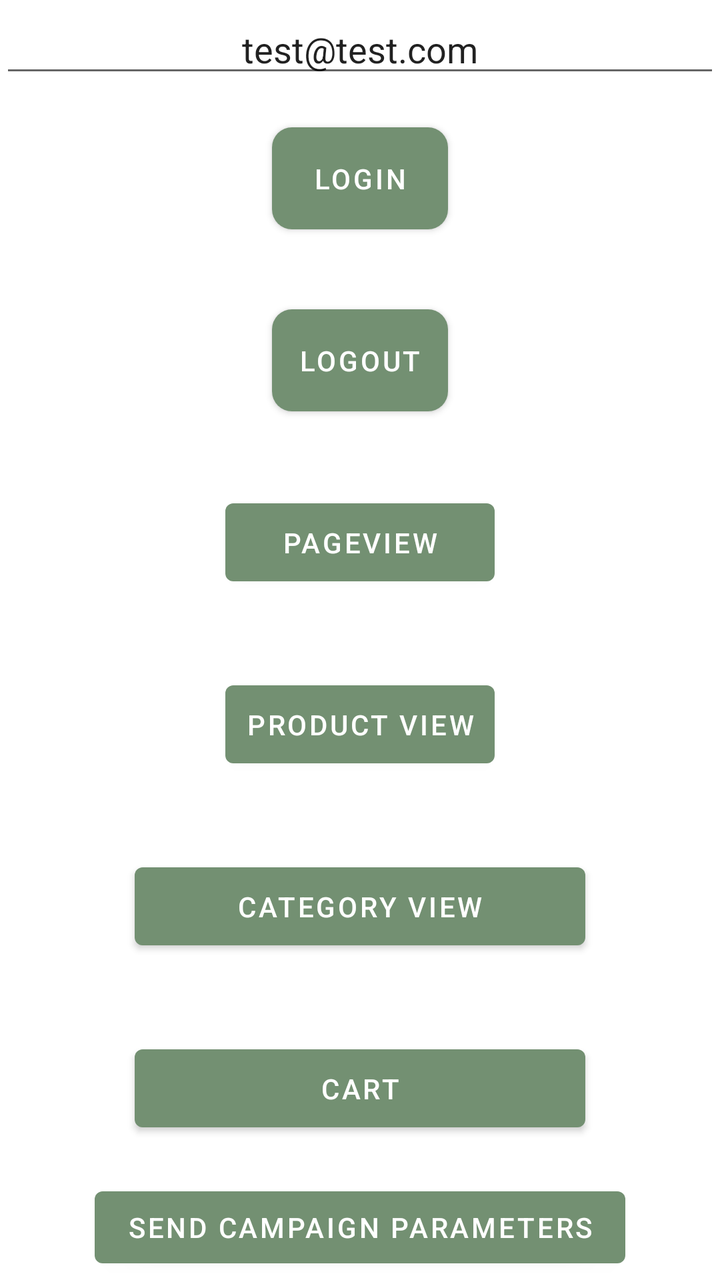
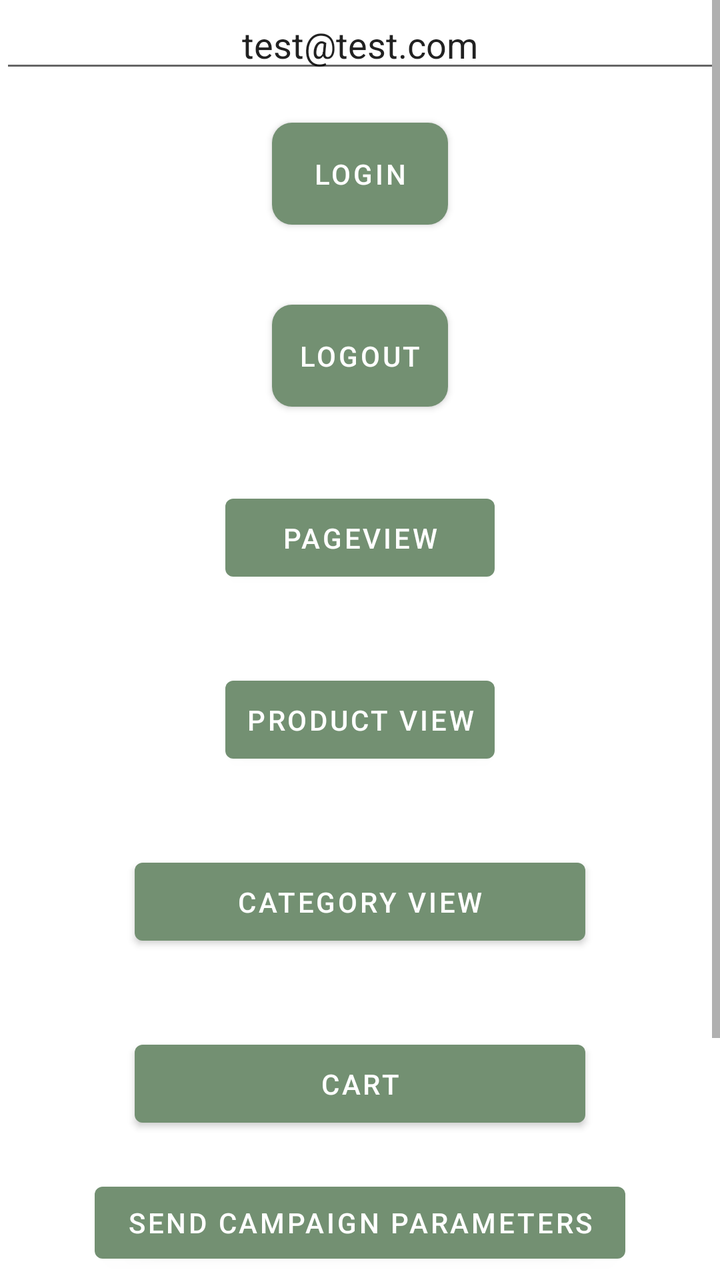

Two renders of the same Android screen: before a commit and after it. Below are the layout's source before the change and the commit's diff.
<!-- AndroidManifest.xml: application theme Theme.Googleexampleapp -->
<!-- res/layout/activity_event.xml -->
<?xml version="1.0" encoding="utf-8"?>
<LinearLayout xmlns:android="http://schemas.android.com/apk/res/android"
    android:layout_width="match_parent"
    android:layout_height="match_parent"
    android:gravity="center"
    android:orientation="vertical">

    <EditText
        android:id="@+id/tv_exvisitor_id"
        android:layout_width="match_parent"
        android:layout_height="wrap_content"
        android:gravity="center"
        android:text="test@test.com" />

    <Button
        android:id="@+id/btn_login"
        android:layout_width="wrap_content"
        android:layout_height="wrap_content"
        android:layout_margin="20dp"
        android:background="@drawable/rounded_corners_background"
        android:padding="10dp"
        android:text="Login" />


    <Button
        android:id="@+id/btn_logout"
        android:layout_width="wrap_content"
        android:layout_height="wrap_content"
        android:layout_margin="20dp"
        android:background="@drawable/rounded_corners_background"
        android:padding="10dp"
        android:text="Logout" />

    <TableLayout
        android:layout_width="wrap_content"
        android:layout_height="wrap_content" >

        <TableRow
            android:layout_width="wrap_content"
            android:layout_height="wrap_content" >

            <Button
                android:id="@+id/btn_pageview"
                android:layout_width="wrap_content"
                android:layout_height="wrap_content"
                android:layout_margin="20dp"
                android:padding="10dp"
                android:text="Pageview" />
        </TableRow>

        <TableRow
            android:layout_width="wrap_content"
            android:layout_height="wrap_content" >

            <Button
                android:id="@+id/btn_productview"
                android:layout_width="wrap_content"
                android:layout_height="wrap_content"
                android:layout_margin="20dp"
                android:padding="10dp"
                android:text="Product View" />
        </TableRow>
    </TableLayout>

    <TableLayout
        android:layout_width="wrap_content"
        android:layout_height="wrap_content" >

        <TableRow
            android:layout_width="wrap_content"
            android:layout_height="wrap_content" >

            <Button
                android:id="@+id/btn_categoryview"
                android:layout_width="wrap_content"
                android:layout_height="wrap_content"
                android:layout_margin="20dp"
                android:layout_weight="1"
                android:padding="10dp"
                android:text="Category View" />
        </TableRow>

        <TableRow
            android:layout_width="wrap_content"
            android:layout_height="wrap_content" >

            <Button
                android:id="@+id/btn_cart"
                android:layout_width="wrap_content"
                android:layout_height="wrap_content"
                android:layout_margin="20dp"
                android:padding="10dp"
                android:text="Cart" />
        </TableRow>
        <TableRow
            android:layout_width="match_parent"
            android:layout_height="match_parent" >

            <Button
                android:id="@+id/btn_sendcampaign"
                android:layout_width="wrap_content"
                android:layout_height="wrap_content"
                android:text="Send Campaign Parameters" />
        </TableRow>
    </TableLayout>


</LinearLayout>
<!-- resources referenced by this layout -->
<resources>
  <!-- drawable rounded_corners_background (drawable) -->
  <?xml version="1.0" encoding="utf-8"?>
  <shape xmlns:android="http://schemas.android.com/apk/res/android">
      <solid android:color="@color/design_default_color_primary" />
      <corners android:radius="30px" />
  </shape>
  <style name="Theme.Googleexampleapp" parent="Theme.MaterialComponents.DayNight.DarkActionBar">
          
          <item name="colorPrimary">@color/teal_700</item>
          <item name="colorPrimaryVariant">@color/white</item>
          <item name="colorOnPrimary">@color/white</item>
          
          <item name="colorSecondary">@color/teal_200</item>
          <item name="colorSecondaryVariant">@color/teal_700</item>
          <item name="colorOnSecondary">@color/black</item>
          
          <item name="android:statusBarColor" tools:targetApi="l">?attr/colorPrimaryVariant</item>
          
          <item name="android:windowOptOutEdgeToEdgeEnforcement" tools:targetApi="35">true</item>
          
      </style>
  <color name="teal_700">#739072</color>
  <color name="white">#FFFFFFFF</color>
  <color name="teal_200">#FF03DAC5</color>
  <color name="black">#FF000000</color>
</resources>

<!-- the commit's change to res/layout/activity_event.xml (unified diff, before → after) -->
@@ -1,108 +1,148 @@
 <?xml version="1.0" encoding="utf-8"?>
-<LinearLayout xmlns:android="http://schemas.android.com/apk/res/android"
+<ScrollView xmlns:android="http://schemas.android.com/apk/res/android"
     android:layout_width="match_parent"
     android:layout_height="match_parent"
-    android:gravity="center"
-    android:orientation="vertical">
+    android:fillViewport="true">
 
-    <EditText
-        android:id="@+id/tv_exvisitor_id"
+    <LinearLayout
         android:layout_width="match_parent"
         android:layout_height="wrap_content"
         android:gravity="center"
-        android:text="test@test.com" />
+        android:orientation="vertical">
 
-    <Button
-        android:id="@+id/btn_login"
-        android:layout_width="wrap_content"
-        android:layout_height="wrap_content"
-        android:layout_margin="20dp"
-        android:background="@drawable/rounded_corners_background"
-        android:padding="10dp"
-        android:text="Login" />
+        <EditText
+            android:id="@+id/tv_exvisitor_id"
+            android:layout_width="match_parent"
+            android:layout_height="wrap_content"
+            android:gravity="center"
+            android:text="test@test.com" />
+
+        <Button
+            android:id="@+id/btn_login"
+            android:layout_width="wrap_content"
+            android:layout_height="wrap_content"
+            android:layout_margin="20dp"
+            android:background="@drawable/rounded_corners_background"
+            android:padding="10dp"
+            android:text="Login" />
 
 
-    <Button
-        android:id="@+id/btn_logout"
-        android:layout_width="wrap_content"
-        android:layout_height="wrap_content"
-        android:layout_margin="20dp"
-        android:background="@drawable/rounded_corners_background"
-        android:padding="10dp"
-        android:text="Logout" />
+        <Button
+            android:id="@+id/btn_logout"
+            android:layout_width="wrap_content"
+            android:layout_height="wrap_content"
+            android:layout_margin="20dp"
+            android:background="@drawable/rounded_corners_background"
+            android:padding="10dp"
+            android:text="Logout" />
 
-    <TableLayout
-        android:layout_width="wrap_content"
-        android:layout_height="wrap_content" >
-
-        <TableRow
+        <TableLayout
             android:layout_width="wrap_content"
             android:layout_height="wrap_content" >
 
-            <Button
-                android:id="@+id/btn_pageview"
+            <TableRow
                 android:layout_width="wrap_content"
-                android:layout_height="wrap_content"
-                android:layout_margin="20dp"
-                android:padding="10dp"
-                android:text="Pageview" />
-        </TableRow>
+                android:layout_height="wrap_content" >
 
-        <TableRow
+                <Button
+                    android:id="@+id/btn_pageview"
+                    android:layout_width="wrap_content"
+                    android:layout_height="wrap_content"
+                    android:layout_margin="20dp"
+                    android:padding="10dp"
+                    android:text="Pageview" />
+            </TableRow>
+
+            <TableRow
+                android:layout_width="wrap_content"
+                android:layout_height="wrap_content" >
+
+                <Button
+                    android:id="@+id/btn_productview"
+                    android:layout_width="wrap_content"
+                    android:layout_height="wrap_content"
+                    android:layout_margin="20dp"
+                    android:padding="10dp"
+                    android:text="Product View" />
+            </TableRow>
+        </TableLayout>
+
+        <TableLayout
             android:layout_width="wrap_content"
             android:layout_height="wrap_content" >
 
-            <Button
-                android:id="@+id/btn_productview"
+            <TableRow
                 android:layout_width="wrap_content"
-                android:layout_height="wrap_content"
-                android:layout_margin="20dp"
-                android:padding="10dp"
-                android:text="Product View" />
-        </TableRow>
-    </TableLayout>
+                android:layout_height="wrap_content" >
 
-    <TableLayout
-        android:layout_width="wrap_content"
-        android:layout_height="wrap_content" >
+                <Button
+                    android:id="@+id/btn_categoryview"
+                    android:layout_width="wrap_content"
+                    android:layout_height="wrap_content"
+                    android:layout_margin="20dp"
+                    android:layout_weight="1"
+                    android:padding="10dp"
+                    android:text="Category View" />
+            </TableRow>
 
-        <TableRow
-            android:layout_width="wrap_content"
-            android:layout_height="wrap_content" >
+            <TableRow
+                android:layout_width="wrap_content"
+                android:layout_height="wrap_content" >
 
-            <Button
-                android:id="@+id/btn_categoryview"
-                android:layout_width="wrap_content"
-                android:layout_height="wrap_content"
-                android:layout_margin="20dp"
-                android:layout_weight="1"
-                android:padding="10dp"
-                android:text="Category View" />
-        </TableRow>
+                <Button
+                    android:id="@+id/btn_cart"
+                    android:layout_width="wrap_content"
+                    android:layout_height="wrap_content"
+                    android:layout_margin="20dp"
+                    android:padding="10dp"
+                    android:text="Cart" />
+            </TableRow>
+            <TableRow
+                android:layout_width="match_parent"
+                android:layout_height="match_parent" >
 
-        <TableRow
-            android:layout_width="wrap_content"
-            android:layout_height="wrap_content" >
+                <Button
+                    android:id="@+id/btn_sendcampaign"
+                    android:layout_width="wrap_content"
+                    android:layout_height="wrap_content"
+                    android:text="Send Campaign Parameters" />
+            </TableRow>
+        </TableLayout>
 
-            <Button
-                android:id="@+id/btn_cart"
-                android:layout_width="wrap_content"
-                android:layout_height="wrap_content"
-                android:layout_margin="20dp"
-                android:padding="10dp"
-                android:text="Cart" />
-        </TableRow>
-        <TableRow
+        <TextView
             android:layout_width="match_parent"
-            android:layout_height="match_parent" >
+            android:layout_height="wrap_content"
+            android:layout_marginTop="24dp"
+            android:gravity="center"
+            android:text="Capture"
+            android:textSize="18sp"
+            android:textStyle="bold" />
 
-            <Button
-                android:id="@+id/btn_sendcampaign"
-                android:layout_width="wrap_content"
-                android:layout_height="wrap_content"
-                android:text="Send Campaign Parameters" />
-        </TableRow>
-    </TableLayout>
+        <TextView
+            android:id="@+id/tv_capture_ids"
+            android:layout_width="match_parent"
+            android:layout_height="wrap_content"
+            android:padding="12dp"
+            android:textIsSelectable="true"
+            android:textSize="12sp"
+            android:typeface="monospace" />
 
+        <EditText
+            android:id="@+id/et_capture_email"
+            android:layout_width="match_parent"
+            android:layout_height="wrap_content"
+            android:gravity="center"
+            android:hint="email (setPersonProperties)"
+            android:inputType="textEmailAddress"
+            android:text="test@test.com" />
 
-</LinearLayout>
+        <LinearLayout
+            android:id="@+id/ll_capture_buttons"
+            android:layout_width="match_parent"
+            android:layout_height="wrap_content"
+            android:orientation="vertical"
+            android:paddingStart="20dp"
+            android:paddingEnd="20dp"
+            android:paddingBottom="24dp" />
+    </LinearLayout>
+</ScrollView>
